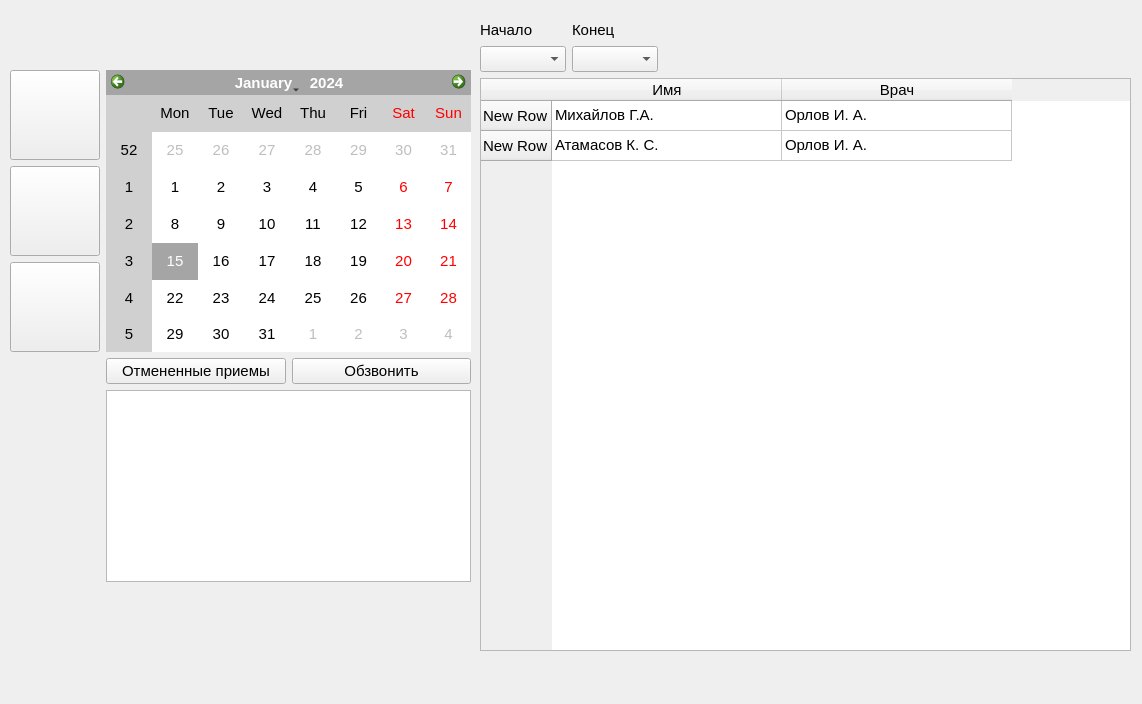
Qt form ui/main.ui (flexyw1be/DentalProject) before a commit.
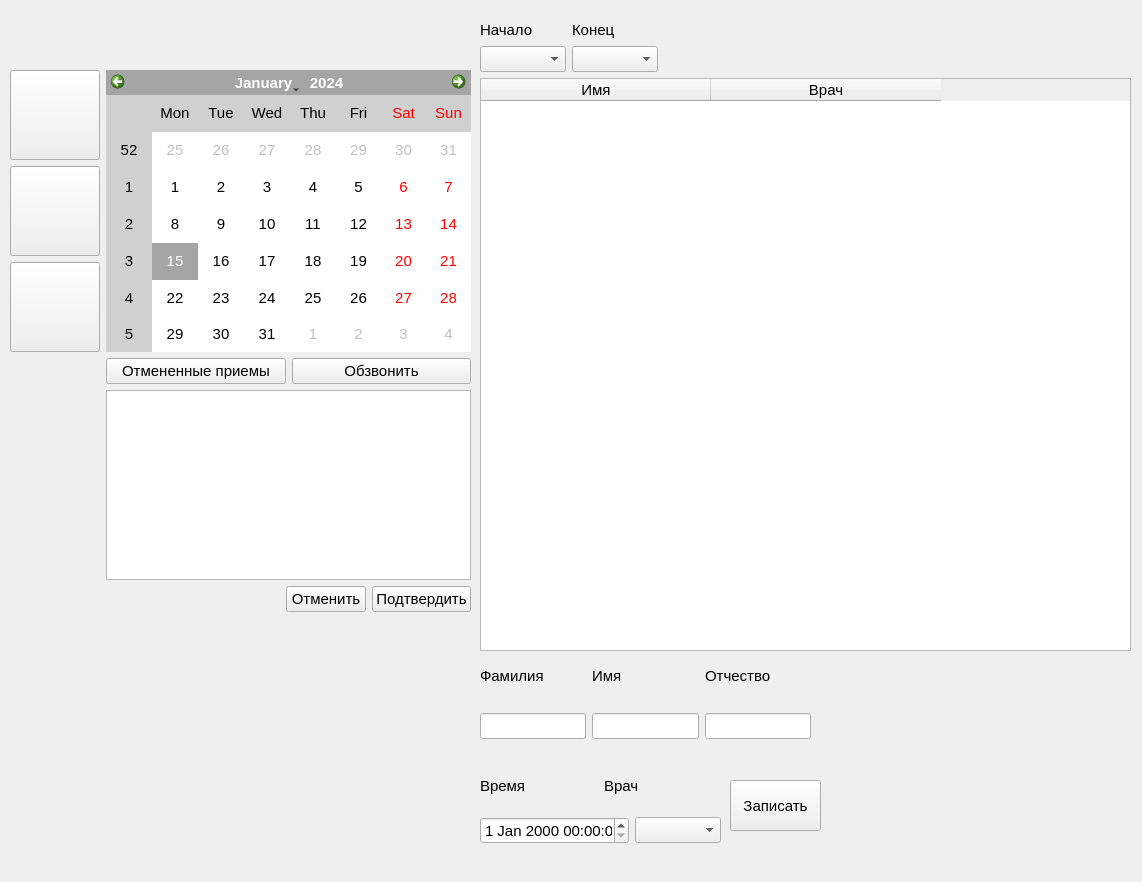
The same form after that commit.

```diff
--- a/ui/main.ui
+++ b/ui/main.ui
@@ -7,7 +7,7 @@
     <x>0</x>
     <y>0</y>
     <width>1142</width>
-    <height>704</height>
+    <height>882</height>
    </rect>
   </property>
   <property name="font">
@@ -138,7 +138,7 @@
         </font>
        </property>
        <property name="rowCount">
-        <number>2</number>
+        <number>0</number>
        </property>
        <property name="columnCount">
         <number>2</number>
@@ -146,16 +146,6 @@
        <attribute name="horizontalHeaderDefaultSectionSize">
         <number>230</number>
        </attribute>
-       <row>
-        <property name="text">
-         <string>New Row</string>
-        </property>
-       </row>
-       <row>
-        <property name="text">
-         <string>New Row</string>
-        </property>
-       </row>
        <column>
         <property name="text">
          <string>Имя</string>
@@ -166,26 +156,6 @@
          <string>Врач</string>
         </property>
        </column>
-       <item row="0" column="0">
-        <property name="text">
-         <string>Михайлов Г.А.</string>
-        </property>
-       </item>
-       <item row="0" column="1">
-        <property name="text">
-         <string>Орлов И. А.</string>
-        </property>
-       </item>
-       <item row="1" column="0">
-        <property name="text">
-         <string>Атамасов К. С.</string>
-        </property>
-       </item>
-       <item row="1" column="1">
-        <property name="text">
-         <string>Орлов И. А.</string>
-        </property>
-       </item>
       </widget>
      </item>
     </layout>
@@ -200,7 +170,7 @@
      </rect>
     </property>
     <layout class="QGridLayout" name="gridLayout_5">
-     <item row="3" column="1">
+     <item row="4" column="1">
       <spacer name="verticalSpacer_2">
        <property name="orientation">
         <enum>Qt::Vertical</enum>
@@ -213,97 +183,6 @@
        </property>
       </spacer>
      </item>
-     <item row="0" column="0">
-      <layout class="QGridLayout" name="gridLayout_4">
-       <item row="0" column="0">
-        <widget class="QPushButton" name="card_push_button">
-         <property name="minimumSize">
-          <size>
-           <width>90</width>
-           <height>90</height>
-          </size>
-         </property>
-         <property name="maximumSize">
-          <size>
-           <width>90</width>
-           <height>90</height>
-          </size>
-         </property>
-         <property name="text">
-          <string/>
-         </property>
-        </widget>
-       </item>
-       <item row="2" column="0">
-        <widget class="QPushButton" name="specialist_push_button">
-         <property name="minimumSize">
-          <size>
-           <width>90</width>
-           <height>90</height>
-          </size>
-         </property>
-         <property name="maximumSize">
-          <size>
-           <width>90</width>
-           <height>90</height>
-          </size>
-         </property>
-         <property name="text">
-          <string/>
-         </property>
-        </widget>
-       </item>
-       <item row="1" column="0">
-        <widget class="QPushButton" name="shedule_push_button">
-         <property name="minimumSize">
-          <size>
-           <width>90</width>
-           <height>90</height>
-          </size>
-         </property>
-         <property name="maximumSize">
-          <size>
-           <width>90</width>
-           <height>90</height>
-          </size>
-         </property>
-         <property name="text">
-          <string/>
-         </property>
-        </widget>
-       </item>
-      </layout>
-     </item>
-     <item row="1" column="1">
-      <layout class="QHBoxLayout" name="horizontalLayout_3">
-       <item>
-        <widget class="QPushButton" name="cancel_push_button">
-         <property name="font">
-          <font>
-           <family>Segoe UI</family>
-           <pointsize>11</pointsize>
-          </font>
-         </property>
-         <property name="text">
-          <string>Отмененные приемы</string>
-         </property>
-        </widget>
-       </item>
-       <item>
-        <widget class="QPushButton" name="ring_push_button">
-         <property name="font">
-          <font>
-           <family>Segoe UI</family>
-           <pointsize>11</pointsize>
-          </font>
-         </property>
-         <property name="text">
-          <string>Обзвонить</string>
-         </property>
-        </widget>
-       </item>
-      </layout>
-     </item>
      <item row="0" column="1">
       <widget class="QCalendarWidget" name="calendarWidget">
        <property name="palette">
@@ -479,6 +358,325 @@
      </item>
      <item row="2" column="1">
       <widget class="QListWidget" name="patients_table"/>
+     </item>
+     <item row="0" column="0">
+      <layout class="QGridLayout" name="gridLayout_4">
+       <item row="0" column="0">
+        <widget class="QPushButton" name="card_push_button">
+         <property name="minimumSize">
+          <size>
+           <width>90</width>
+           <height>90</height>
+          </size>
+         </property>
+         <property name="maximumSize">
+          <size>
+           <width>90</width>
+           <height>90</height>
+          </size>
+         </property>
+         <property name="text">
+          <string/>
+         </property>
+        </widget>
+       </item>
+       <item row="2" column="0">
+        <widget class="QPushButton" name="specialist_push_button">
+         <property name="minimumSize">
+          <size>
+           <width>90</width>
+           <height>90</height>
+          </size>
+         </property>
+         <property name="maximumSize">
+          <size>
+           <width>90</width>
+           <height>90</height>
+          </size>
+         </property>
+         <property name="text">
+          <string/>
+         </property>
+        </widget>
+       </item>
+       <item row="1" column="0">
+        <widget class="QPushButton" name="shedule_push_button">
+         <property name="minimumSize">
+          <size>
+           <width>90</width>
+           <height>90</height>
+          </size>
+         </property>
+         <property name="maximumSize">
+          <size>
+           <width>90</width>
+           <height>90</height>
+          </size>
+         </property>
+         <property name="text">
+          <string/>
+         </property>
+        </widget>
+       </item>
+      </layout>
+     </item>
+     <item row="1" column="1">
+      <layout class="QHBoxLayout" name="horizontalLayout_3">
+       <item>
+        <widget class="QPushButton" name="cancel_push_button">
+         <property name="font">
+          <font>
+           <family>Segoe UI</family>
+           <pointsize>11</pointsize>
+          </font>
+         </property>
+         <property name="text">
+          <string>Отмененные приемы</string>
+         </property>
+        </widget>
+       </item>
+       <item>
+        <widget class="QPushButton" name="ring_push_button">
+         <property name="font">
+          <font>
+           <family>Segoe UI</family>
+           <pointsize>11</pointsize>
+          </font>
+         </property>
+         <property name="text">
+          <string>Обзвонить</string>
+         </property>
+        </widget>
+       </item>
+      </layout>
+     </item>
+     <item row="3" column="1">
+      <layout class="QHBoxLayout" name="horizontalLayout_4">
+       <item>
+        <spacer name="horizontalSpacer_2">
+         <property name="orientation">
+          <enum>Qt::Horizontal</enum>
+         </property>
+         <property name="sizeHint" stdset="0">
+          <size>
+           <width>40</width>
+           <height>20</height>
+          </size>
+         </property>
+        </spacer>
+       </item>
+       <item>
+        <widget class="QPushButton" name="lose_push_button">
+         <property name="font">
+          <font>
+           <family>Segoe UI</family>
+           <pointsize>11</pointsize>
+          </font>
+         </property>
+         <property name="styleSheet">
+          <string notr="true"/>
+         </property>
+         <property name="text">
+          <string>Отменить</string>
+         </property>
+        </widget>
+       </item>
+       <item>
+        <widget class="QPushButton" name="accept_push_button">
+         <property name="font">
+          <font>
+           <family>Segoe UI</family>
+           <pointsize>11</pointsize>
+          </font>
+         </property>
+         <property name="text">
+          <string>Подтвердить</string>
+         </property>
+        </widget>
+       </item>
+      </layout>
+     </item>
+    </layout>
+   </widget>
+   <widget class="QPushButton" name="add_note_push_button">
+    <property name="geometry">
+     <rect>
+      <x>730</x>
+      <y>780</y>
+      <width>91</width>
+      <height>51</height>
+     </rect>
+    </property>
+    <property name="font">
+     <font>
+      <family>Segoe UI</family>
+      <pointsize>11</pointsize>
+     </font>
+    </property>
+    <property name="text">
+     <string>Записать</string>
+    </property>
+   </widget>
+   <widget class="QWidget" name="horizontalLayoutWidget">
+    <property name="geometry">
+     <rect>
+      <x>480</x>
+      <y>760</y>
+      <width>241</width>
+      <height>51</height>
+     </rect>
+    </property>
+    <layout class="QHBoxLayout" name="horizontalLayout_5">
+     <item>
+      <widget class="QLabel" name="label_3">
+       <property name="font">
+        <font>
+         <family>Segoe UI</family>
+         <pointsize>11</pointsize>
+        </font>
+       </property>
+       <property name="text">
+        <string>Время</string>
+       </property>
+      </widget>
+     </item>
+     <item>
+      <widget class="QLabel" name="label_4">
+       <property name="font">
+        <font>
+         <family>Segoe UI</family>
+         <pointsize>11</pointsize>
+        </font>
+       </property>
+       <property name="text">
+        <string>Врач</string>
+       </property>
+      </widget>
+     </item>
+    </layout>
+   </widget>
+   <widget class="QWidget" name="horizontalLayoutWidget_2">
+    <property name="geometry">
+     <rect>
+      <x>480</x>
+      <y>810</y>
+      <width>241</width>
+      <height>41</height>
+     </rect>
+    </property>
+    <layout class="QHBoxLayout" name="horizontalLayout_6">
+     <item>
+      <widget class="QDateTimeEdit" name="date_time_edit">
+       <property name="font">
+        <font>
+         <family>Segoe UI</family>
+         <pointsize>11</pointsize>
+        </font>
+       </property>
+      </widget>
+     </item>
+     <item>
+      <widget class="QComboBox" name="doctor_combo_box">
+       <property name="font">
+        <font>
+         <family>Segoe UI</family>
+         <pointsize>11</pointsize>
+        </font>
+       </property>
+      </widget>
+     </item>
+    </layout>
+   </widget>
+   <widget class="QWidget" name="horizontalLayoutWidget_3">
+    <property name="geometry">
+     <rect>
+      <x>480</x>
+      <y>701</y>
+      <width>331</width>
+      <height>51</height>
+     </rect>
+    </property>
+    <layout class="QHBoxLayout" name="horizontalLayout_7">
+     <item>
+      <widget class="QLineEdit" name="first_name_label">
+       <property name="font">
+        <font>
+         <family>Segoe UI</family>
+         <pointsize>11</pointsize>
+        </font>
+       </property>
+      </widget>
+     </item>
+     <item>
+      <widget class="QLineEdit" name="last_name_label">
+       <property name="font">
+        <font>
+         <family>Segoe UI</family>
+         <pointsize>11</pointsize>
+        </font>
+       </property>
+      </widget>
+     </item>
+     <item>
+      <widget class="QLineEdit" name="middle_name_label">
+       <property name="font">
+        <font>
+         <family>Segoe UI</family>
+         <pointsize>11</pointsize>
+        </font>
+       </property>
+      </widget>
+     </item>
+    </layout>
+   </widget>
+   <widget class="QWidget" name="horizontalLayoutWidget_4">
+    <property name="geometry">
+     <rect>
+      <x>480</x>
+      <y>650</y>
+      <width>331</width>
+      <height>51</height>
+     </rect>
+    </property>
+    <layout class="QHBoxLayout" name="horizontalLayout_8">
+     <item>
+      <widget class="QLabel" name="label_5">
+       <property name="font">
+        <font>
+         <family>Segoe UI</family>
+         <pointsize>11</pointsize>
+        </font>
+       </property>
+       <property name="text">
+        <string>Фамилия</string>
+       </property>
+      </widget>
+     </item>
+     <item>
+      <widget class="QLabel" name="label_6">
+       <property name="font">
+        <font>
+         <family>Segoe UI</family>
+         <pointsize>11</pointsize>
+        </font>
+       </property>
+       <property name="text">
+        <string>Имя</string>
+       </property>
+      </widget>
+     </item>
+     <item>
+      <widget class="QLabel" name="label_7">
+       <property name="font">
+        <font>
+         <family>Segoe UI</family>
+         <pointsize>11</pointsize>
+        </font>
+       </property>
+       <property name="text">
+        <string>Отчество</string>
+       </property>
+      </widget>
      </item>
     </layout>
    </widget>
```
